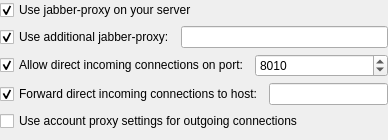
Before: the Qt Designer form branches/dev_options2/src/plugins/socksstreams/socksoptionswidget.ui in vacuum-im/vacuum-im, drawn with Qt 5.
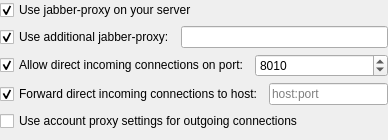
After: the same form once the commit is applied.

Patch:
```diff
--- a/branches/dev_options2/src/plugins/socksstreams/socksoptionswidget.ui
+++ b/branches/dev_options2/src/plugins/socksstreams/socksoptionswidget.ui
@@ -87,7 +87,11 @@
       </widget>
      </item>
      <item>
-      <widget class="QLineEdit" name="lneForwardDirectAddress"/>
+      <widget class="QLineEdit" name="lneForwardDirectAddress">
+       <property name="placeholderText">
+        <string>host:port</string>
+       </property>
+      </widget>
      </item>
     </layout>
    </item>
```
